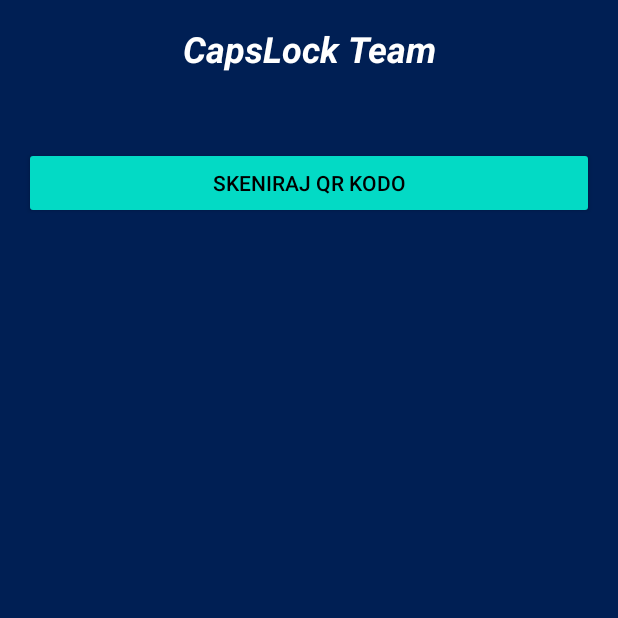
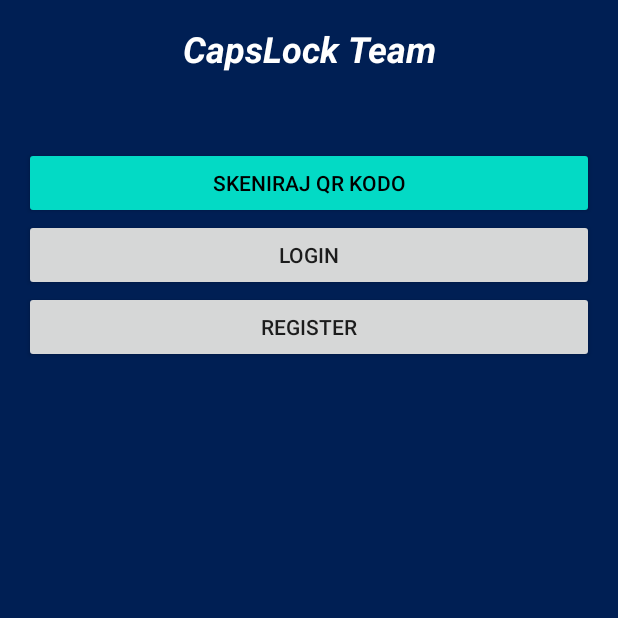
Before and after one commit to RPS-CapsLock/PJ-2025-MobileApp, an Android app built with Jetpack Compose: the screen it shows after launch (MainActivity), on a phone screen of 412 x 824 dp, the top half of it. Run offline under Robolectric (Android 15) with nearby library versions, the phone set to English and light mode, and no system bars.

Commit message:
added the login and register activities PCB-37

```diff
--- a/app/src/main/res/layout/main.xml
+++ b/app/src/main/res/layout/main.xml
@@ -24,4 +24,16 @@
         android:layout_marginTop="24dp"
         android:backgroundTint="#03DAC5"
         android:textColor="#000000"/>
+
+    <Button
+        android:id="@+id/button"
+        android:layout_width="match_parent"
+        android:layout_height="wrap_content"
+        android:text="Login" />
+
+    <Button
+        android:id="@+id/button2"
+        android:layout_width="match_parent"
+        android:layout_height="wrap_content"
+        android:text="Register" />
 </LinearLayout>
```
Also changed, not shown: app/src/main/AndroidManifest.xml (+11 -6 lines), app/src/main/java/com/example/clapp/Login.kt (added, +20 -0 lines), app/src/main/java/com/example/clapp/Register.kt (added, +20 -0 lines), app/src/main/res/layout/activity_login.xml (added, +19 -0 lines), app/src/main/res/layout/activity_register.xml (added, +19 -0 lines).
